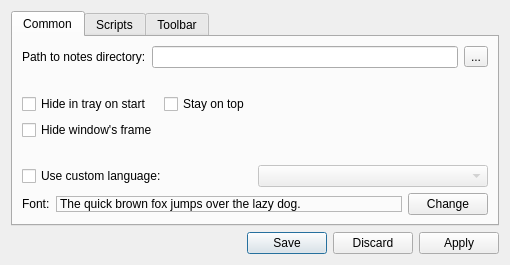
The window that configdialog.ui (proton/zNotes) describes before a commit, drawn with Qt 5.
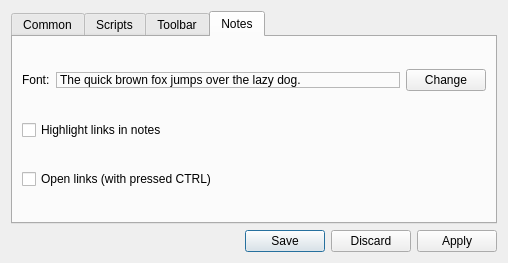
The same window after the commit. The open tabs and pages were chosen to show the change. Icons and pictures are not drawn.

Commit message: Added options in preferences dialog for links opening and higlighting

What changed in the file:
```diff
--- a/configdialog.ui
+++ b/configdialog.ui
@@ -6,8 +6,8 @@
    <rect>
     <x>0</x>
     <y>0</y>
-    <width>510</width>
-    <height>265</height>
+    <width>508</width>
+    <height>263</height>
    </rect>
   </property>
   <property name="windowTitle">
@@ -105,52 +105,6 @@
          </item>
         </layout>
        </item>
-       <item>
-        <layout class="QHBoxLayout" name="horizontalLayout_2">
-         <item>
-          <widget class="QLabel" name="label_2">
-           <property name="sizePolicy">
-            <sizepolicy hsizetype="Maximum" vsizetype="Preferred">
-             <horstretch>0</horstretch>
-             <verstretch>0</verstretch>
-            </sizepolicy>
-           </property>
-           <property name="text">
-            <string>Font:</string>
-           </property>
-          </widget>
-         </item>
-         <item>
-          <widget class="QLabel" name="lb_FontExample">
-           <property name="sizePolicy">
-            <sizepolicy hsizetype="Preferred" vsizetype="Fixed">
-             <horstretch>0</horstretch>
-             <verstretch>0</verstretch>
-            </sizepolicy>
-           </property>
-           <property name="frameShape">
-            <enum>QFrame::StyledPanel</enum>
-           </property>
-           <property name="text">
-            <string>The quick brown fox jumps over the lazy dog.</string>
-           </property>
-          </widget>
-         </item>
-         <item>
-          <widget class="QPushButton" name="btn_FontChange">
-           <property name="sizePolicy">
-            <sizepolicy hsizetype="Fixed" vsizetype="Fixed">
-             <horstretch>0</horstretch>
-             <verstretch>0</verstretch>
-            </sizepolicy>
-           </property>
-           <property name="text">
-            <string>Change</string>
-           </property>
-          </widget>
-         </item>
-        </layout>
-       </item>
       </layout>
      </widget>
      <widget class="QWidget" name="tab_2">
@@ -287,6 +241,73 @@
        </item>
       </layout>
      </widget>
+     <widget class="QWidget" name="notes">
+      <attribute name="title">
+       <string>Notes</string>
+      </attribute>
+      <layout class="QVBoxLayout" name="verticalLayout_4">
+       <item>
+        <layout class="QHBoxLayout" name="horizontalLayout_2">
+         <item>
+          <widget class="QLabel" name="label_2">
+           <property name="sizePolicy">
+            <sizepolicy hsizetype="Maximum" vsizetype="Preferred">
+             <horstretch>0</horstretch>
+             <verstretch>0</verstretch>
+            </sizepolicy>
+           </property>
+           <property name="text">
+            <string>Font:</string>
+           </property>
+          </widget>
+         </item>
+         <item>
+          <widget class="QLabel" name="lb_FontExample">
+           <property name="sizePolicy">
+            <sizepolicy hsizetype="Preferred" vsizetype="Fixed">
+             <horstretch>0</horstretch>
+             <verstretch>0</verstretch>
+            </sizepolicy>
+           </property>
+           <property name="frameShape">
+            <enum>QFrame::StyledPanel</enum>
+           </property>
+           <property name="text">
+            <string>The quick brown fox jumps over the lazy dog.</string>
+           </property>
+          </widget>
+         </item>
+         <item>
+          <widget class="QPushButton" name="btn_FontChange">
+           <property name="sizePolicy">
+            <sizepolicy hsizetype="Fixed" vsizetype="Fixed">
+             <horstretch>0</horstretch>
+             <verstretch>0</verstretch>
+            </sizepolicy>
+           </property>
+           <property name="text">
+            <string>Change</string>
+           </property>
+          </widget>
+         </item>
+        </layout>
+       </item>
+       <item>
+        <widget class="QCheckBox" name="cb_NoteLinksHighlight">
+         <property name="text">
+          <string>Highlight links in notes</string>
+         </property>
+        </widget>
+       </item>
+       <item>
+        <widget class="QCheckBox" name="cb_NoteLinksOpen">
+         <property name="text">
+          <string>Open links (with pressed CTRL)</string>
+         </property>
+        </widget>
+       </item>
+      </layout>
+     </widget>
     </widget>
    </item>
    <item>
```
The commit also changes 3 other files.
